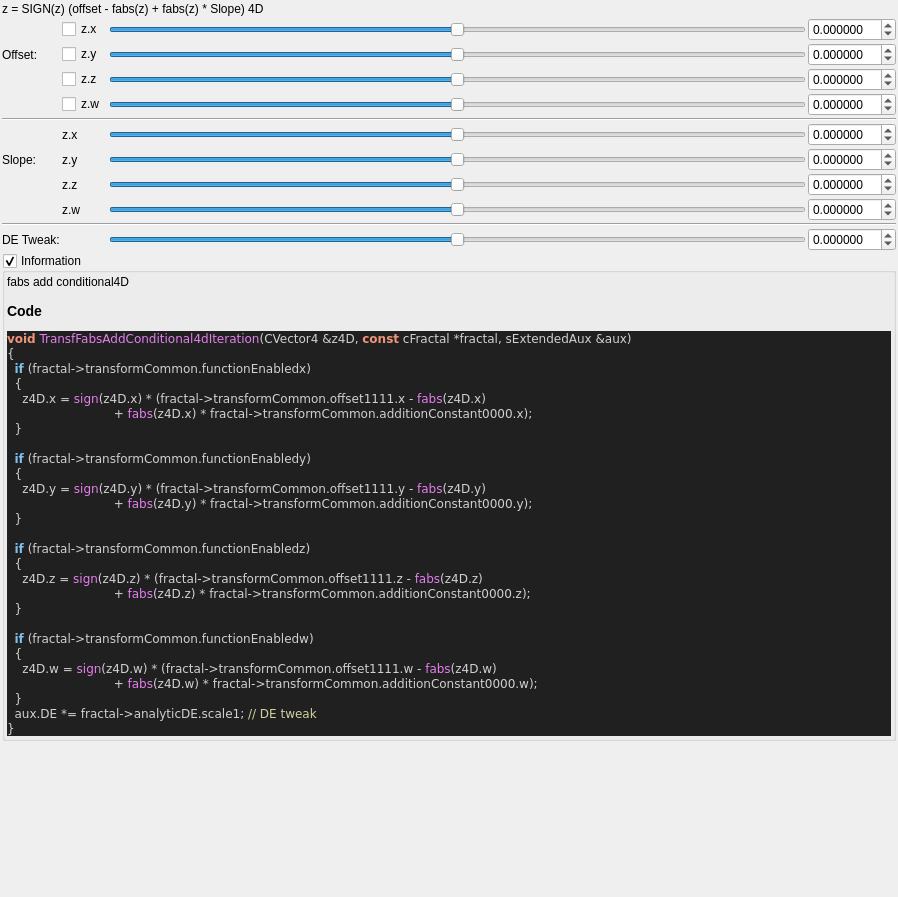
buddhi1980/mandelbulber2, file mandelbulber2/qt_data/fractal_transf_fabs_add_conditional4d.ui: the form before one commit.
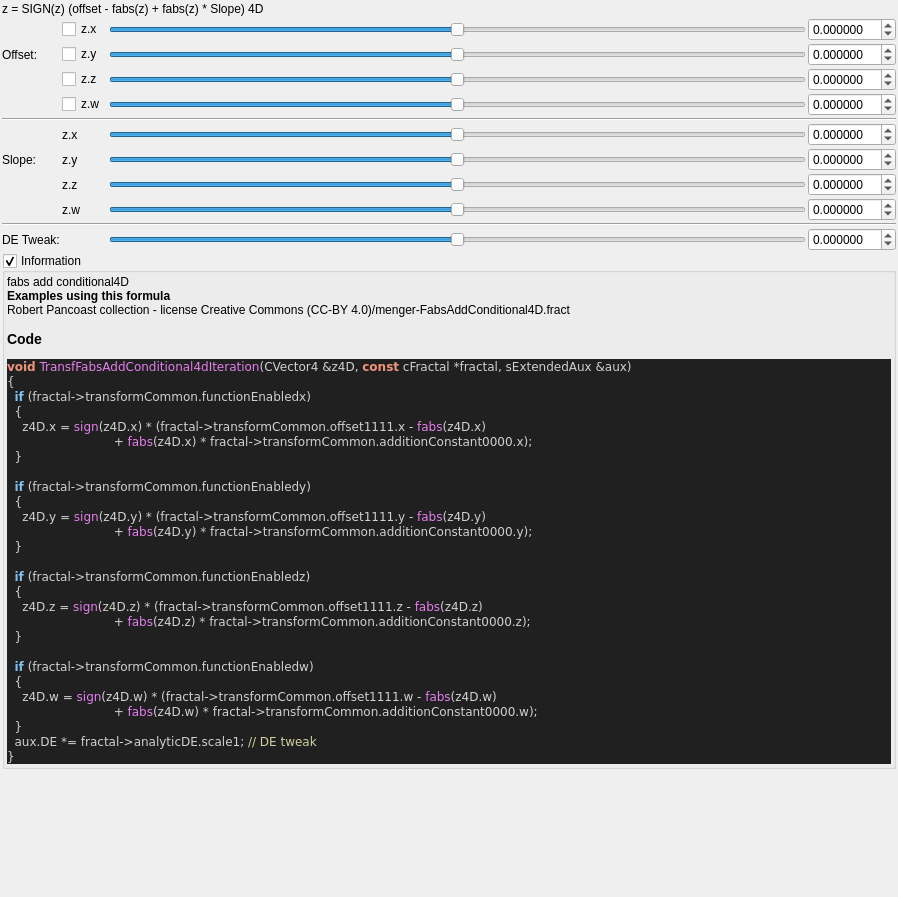
The form after the commit. Custom widgets are drawn as their Qt base class.

Commit message: populateUiInformation - mostly example usage to ui files

What changed in the file:
```diff
--- a/mandelbulber2/qt_data/fractal_transf_fabs_add_conditional4d.ui
+++ b/mandelbulber2/qt_data/fractal_transf_fabs_add_conditional4d.ui
@@ -643,7 +643,7 @@
         <property name="text">
          <string notr="true">&lt;p&gt;fabs add conditional4D&lt;/p&gt;&lt;table&gt;
 &lt;/table&gt;
-&lt;h3&gt;Code&lt;/h3&gt;
+&lt;br&gt;&lt;b&gt;Examples using this formula&lt;/b&gt;&lt;br&gt;Robert Pancoast collection - license Creative Commons (CC-BY 4.0)/menger-FabsAddConditional4D.fract&lt;h3&gt;Code&lt;/h3&gt;
 &lt;body style=&quot;background-color:#202020&quot;&gt;
 &lt;pre style=&quot;color:#d0d0d0; background-color:#202020;  font-family:'Courier New',monospace;&quot;&gt;&lt;span style=&quot;color:#f09479; font-weight:bold&quot;&gt;void&lt;/span&gt; &lt;span style=&quot;color:#e47eed&quot;&gt;TransfFabsAddConditional4dIteration&lt;/span&gt;&lt;span style=&quot;color:#d0d0d0&quot;&gt;(&lt;/span&gt;CVector4 &lt;span style=&quot;color:#d0d0d0&quot;&gt;&amp;amp;&lt;/span&gt;z4D&lt;span style=&quot;color:#d0d0d0&quot;&gt;,&lt;/span&gt; &lt;span style=&quot;color:#f09479; font-weight:bold&quot;&gt;const&lt;/span&gt; cFractal &lt;span style=&quot;color:#d0d0d0&quot;&gt;*&lt;/span&gt;fractal&lt;span style=&quot;color:#d0d0d0&quot;&gt;,&lt;/span&gt; sExtendedAux &lt;span style=&quot;color:#d0d0d0&quot;&gt;&amp;amp;&lt;/span&gt;aux&lt;span style=&quot;color:#d0d0d0&quot;&gt;)&lt;/span&gt;
 &lt;span style=&quot;color:#d0d0d0&quot;&gt;{&lt;/span&gt;
```
The commit also changes 57 other files.
